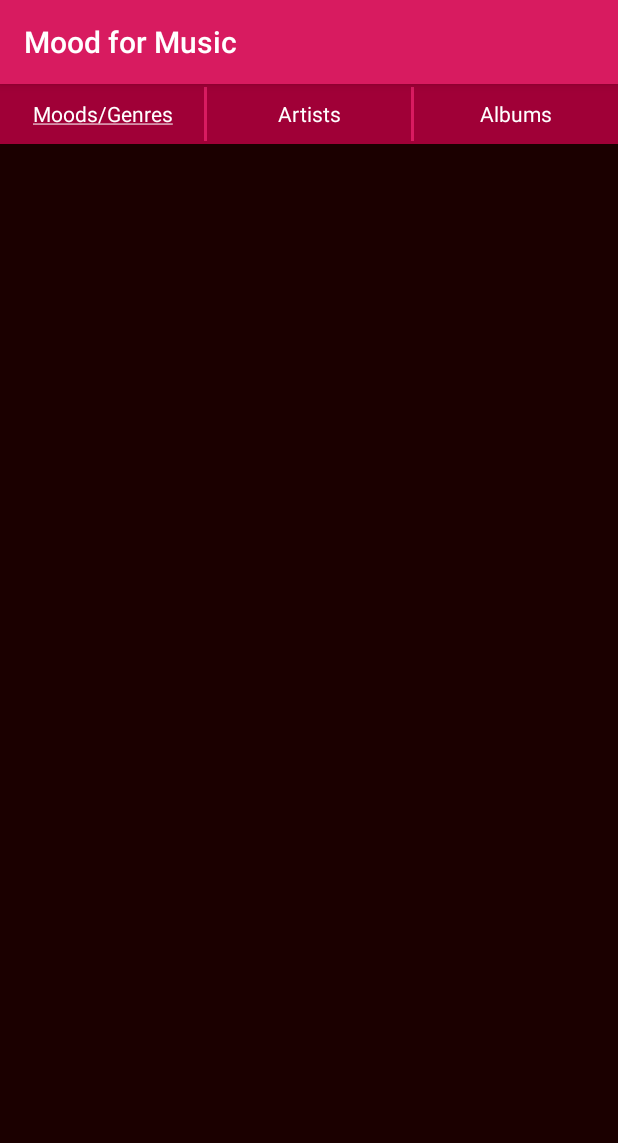
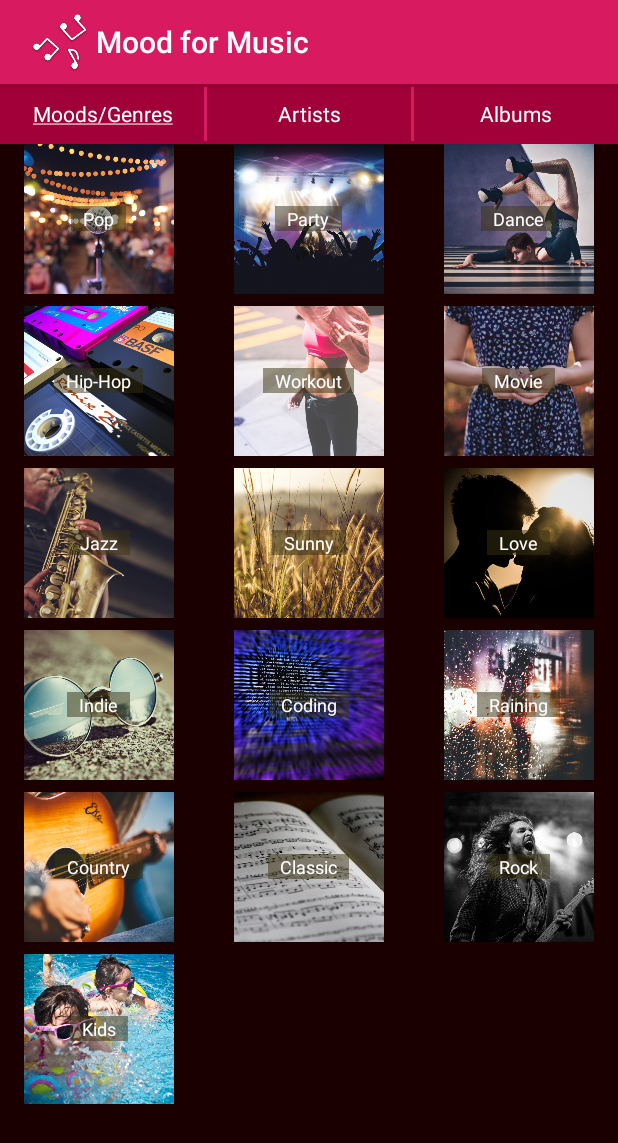
Before and after one commit to GretaGri/Mood-for-Music, an Android app: the screen it shows after launch (MainActivity), on a phone screen of 412 x 824 dp. Shown: the top 1143 px of the screen. Run offline under Robolectric (Android 15) with nearby library versions, the phone set to English and light mode, and no system bars; Roboto replaces fonts that are not available here.

Commit message:
Added CustomCover class for Arraylist and MoodAdapter to set views to activity main.

```diff
--- a/app/src/main/AndroidManifest.xml
+++ b/app/src/main/AndroidManifest.xml
@@ -12,7 +12,7 @@
         <activity
             android:name=".MainActivity"
             android:label="@string/app_name"
-            android:logo="@drawable/logo">
+            android:theme="@style/AppTheme">
             <intent-filter>
                 <action android:name="android.intent.action.MAIN" />
 
--- a/app/src/main/java/com/example/android/musicalstructure/AlbumsActivity.java
+++ b/app/src/main/java/com/example/android/musicalstructure/AlbumsActivity.java
@@ -15,6 +15,9 @@ public class AlbumsActivity extends AppCompatActivity {
     protected void onCreate(Bundle savedInstanceState) {
         super.onCreate(savedInstanceState);
         setContentView(R.layout.activity_main);
+
+        getSupportActionBar().setDisplayShowHomeEnabled(true);
+        getSupportActionBar().setIcon(R.drawable.logo);
 
         //Underline TextView Moods to show chosen category in navigation.
         //Source: https://stackoverflow.com/questions/2394935/can-i-underline-text-in-an-android-layout
--- a/app/src/main/java/com/example/android/musicalstructure/ArtistActivity.java
+++ b/app/src/main/java/com/example/android/musicalstructure/ArtistActivity.java
@@ -15,6 +15,9 @@ public class ArtistActivity extends AppCompatActivity {
     protected void onCreate(Bundle savedInstanceState) {
         super.onCreate(savedInstanceState);
         setContentView(R.layout.activity_main);
+
+        getSupportActionBar().setDisplayShowHomeEnabled(true);
+        getSupportActionBar().setIcon(R.drawable.logo);
 
         //Underline TextView Moods to show chosen category in navigation.
         //Source: https://stackoverflow.com/questions/2394935/can-i-underline-text-in-an-android-layout
--- /dev/null
+++ b/app/src/main/java/com/example/android/musicalstructure/Cover.java
@@ -0,0 +1,68 @@
+package com.example.android.musicalstructure;
+
+
+/**
+ * Created by Greta Grigutė on 2018-03-13.
+ */
+
+public class Cover {
+    //String value Cover name (for moods/genres, artist name, album name)
+    private String mCoverName;
+
+    //String value Artist name (for additional info about album)
+    private String mArtistName;
+
+    //Integer value for resource id of image corresponding the cover (moods/genres, artist, album)
+    private int mImageResourceId;
+
+    /**
+     * Constructs a new Cover object with initial values for cover name, additional info and image resource.
+     *
+     * @param coverName is album name.
+     * @param artistName is the additional info about the artist.
+     * @param imageResourceId is the resource id of the image corresponding album.
+     */
+    public Cover(String coverName, String artistName, int imageResourceId) {
+      mCoverName = coverName;
+       mArtistName = artistName;
+       mImageResourceId = imageResourceId;
+    }
+
+    /**
+     * Constructs a new Cover object with initial values for cover name and image resource.
+     *
+     * @param coverName       is mood/genre, artist name.
+     * @param imageResourceId is the resource id of the image corresponding mood/genre, artist.
+     */
+    public Cover(String coverName, int imageResourceId) {
+        mCoverName = coverName;
+        mImageResourceId = imageResourceId;
+    }
+
+    /**
+     * Gets the cover name string value in the Cover.
+     *
+     * @return current cover name in the Cover.
+     */
+    public String getCoverName() {
+        return mCoverName;
+    }
+
+    /**
+     * Gets the artist name string value in the Cover.
+     *
+     * @return current artist name in the Cover.
+     */
+    public String getArtistName() {
+        return mArtistName;
+    }
+
+    /**
+     * Gets the image resource id in the Cover.
+     *
+     * @return current image resource id in the Cover.
+     */
+    public int getImageResourceId() {
+        return mImageResourceId;
+    }
+}
--- a/app/src/main/java/com/example/android/musicalstructure/MainActivity.java
+++ b/app/src/main/java/com/example/android/musicalstructure/MainActivity.java
@@ -10,12 +10,17 @@ import android.widget.AdapterView;
 import android.widget.GridView;
 import android.widget.TextView;
 
+import java.util.ArrayList;
+
 public class MainActivity extends AppCompatActivity {
 
     @Override
     protected void onCreate(Bundle savedInstanceState) {
         super.onCreate(savedInstanceState);
         setContentView(R.layout.activity_main);
+
+        getSupportActionBar().setDisplayShowHomeEnabled(true);
+        getSupportActionBar().setIcon(R.drawable.logo);
 
         //Underline TextView Moods to show chosen category in navigation.
         //Source: https://stackoverflow.com/questions/2394935/can-i-underline-text-in-an-android-layout
@@ -55,5 +60,33 @@ public class MainActivity extends AppCompatActivity {
                 return true;
              }
         });
+
+        //Create a ArrayList with moods/genres and corresponding image.
+        ArrayList<Cover> covers = new ArrayList<>();
+        covers.add(new Cover("Pop",R.drawable.pop_s));
+        covers.add(new Cover("Party",R.drawable.party_s));
+        covers.add(new Cover("Dance",R.drawable.dance_s));
+        covers.add(new Cover("Hip-Hop",R.drawable.hip_hop_s));
+        covers.add(new Cover("Workout",R.drawable.workout_s));
+        covers.add(new Cover("Movie",R.drawable.girl_s));
+        covers.add(new Cover("Jazz",R.drawable.jazz_s));
+        covers.add(new Cover("Sunny",R.drawable.summer_s));
+        covers.add(new Cover("Love",R.drawable.love_s));
+        covers.add(new Cover("Indie",R.drawable.indie_s));
+        covers.add(new Cover("Coding",R.drawable.code_s));
+        covers.add(new Cover("Raining",R.drawable.rain_s));
+        covers.add(new Cover("Country",R.drawable.country_s));
+        covers.add(new Cover("Classic",R.drawable.classic_s));
+        covers.add(new Cover("Rock",R.drawable.rock_s));
+        covers.add(new Cover("Kids",R.drawable.kids_s));
+
+
+
+        //Create a MoodAdapter adapter.
+        MoodAdapter adapter = new MoodAdapter(this, covers);
+
+        //Set adapter to GridView.
+        moodsGrid.setAdapter(adapter);
     }
+
 }
--- /dev/null
+++ b/app/src/main/java/com/example/android/musicalstructure/MoodAdapter.java
@@ -0,0 +1,58 @@
+package com.example.android.musicalstructure;
+
+import android.content.Context;
+import android.support.annotation.NonNull;
+import android.support.annotation.Nullable;
+import android.support.v4.content.ContextCompat;
+import android.view.LayoutInflater;
+import android.view.View;
+import android.view.ViewGroup;
+import android.widget.ArrayAdapter;
+import android.widget.ImageView;
+import android.widget.TextView;
+
+import java.util.List;
+
+/**
+ * Created by Greta Grigutė on 2018-03-13.
+ */
+
+public class MoodAdapter extends ArrayAdapter<Cover> {
+
+    /**Create a new {@link MoodAdapter} object.
+     *
+     * @param context is the current context (i.e. Activity) that the adapter is being created in.
+     * @param objects is the list of {@link Cover}s to be displayed.
+     */
+    public MoodAdapter(@NonNull Context context, @NonNull List<Cover> objects) {
+        super(context, 0, objects);
+    }
+        @NonNull
+        @Override
+        public View getView(int position, @Nullable View convertView, @NonNull ViewGroup parent) {
+
+            // Check if the existing view is being reused, otherwise inflate the view
+            View gridItemView = convertView;
+            if(gridItemView == null) {
+                gridItemView = LayoutInflater.from(getContext()).inflate(
+                        R.layout.mood_item, parent, false);
+            }
+// Get the {@link Cover} object located at this position in the list
+            Cover currentCover = getItem(position);
+
+            // Find the TextView in the mood_item.xml layout with the ID mood_item_text
+            TextView moodName = gridItemView.findViewById(R.id.mood_item_text);
+            // Get the miwok translation from the current Word object and
+            // set this text on the name TextView
+            moodName.setText(currentCover.getCoverName());
+
+            // Find the ImageView in the mood_item.xml layout with the ID mood_item_image
+            ImageView image = gridItemView.findViewById(R.id.mood_item_image);
+            // Get the image resource ID from the current Cover object and set the image to mood_item_image
+            image.setImageResource(currentCover.getImageResourceId());
+
+            // Return the whole list item layout (containing 1 TextView and an ImageView)
+            // so that it can be shown in the GridView
+            return gridItemView;
+        }
+}
```
Also changed, not shown: app/build.gradle (+6 -5 lines).
